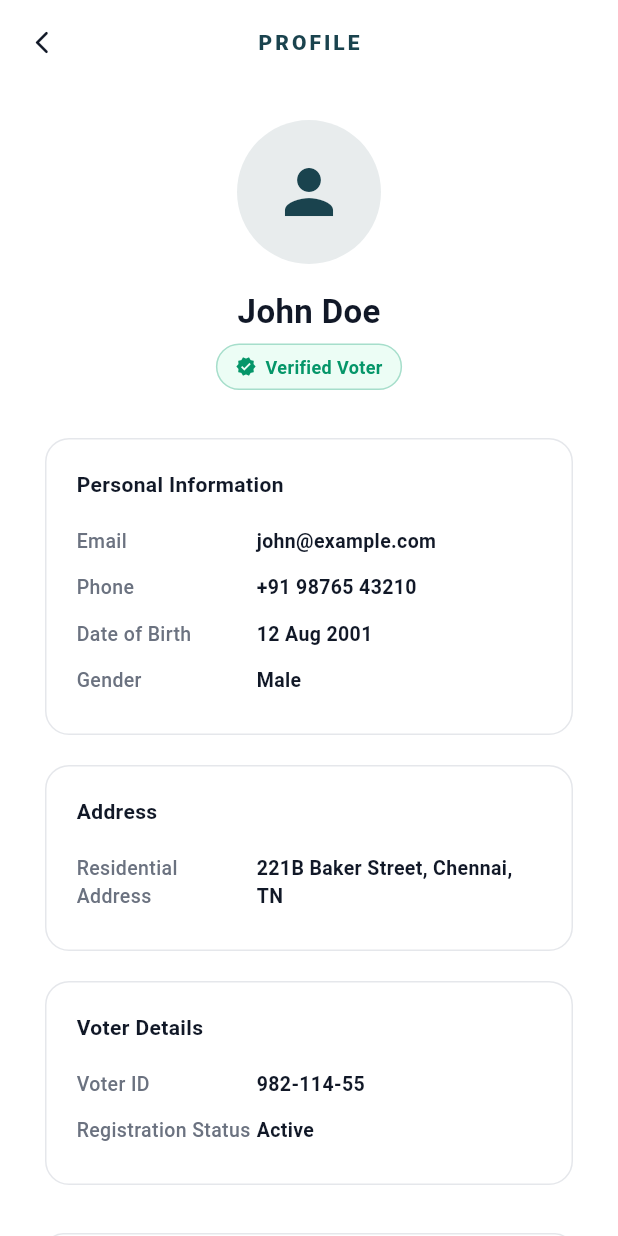
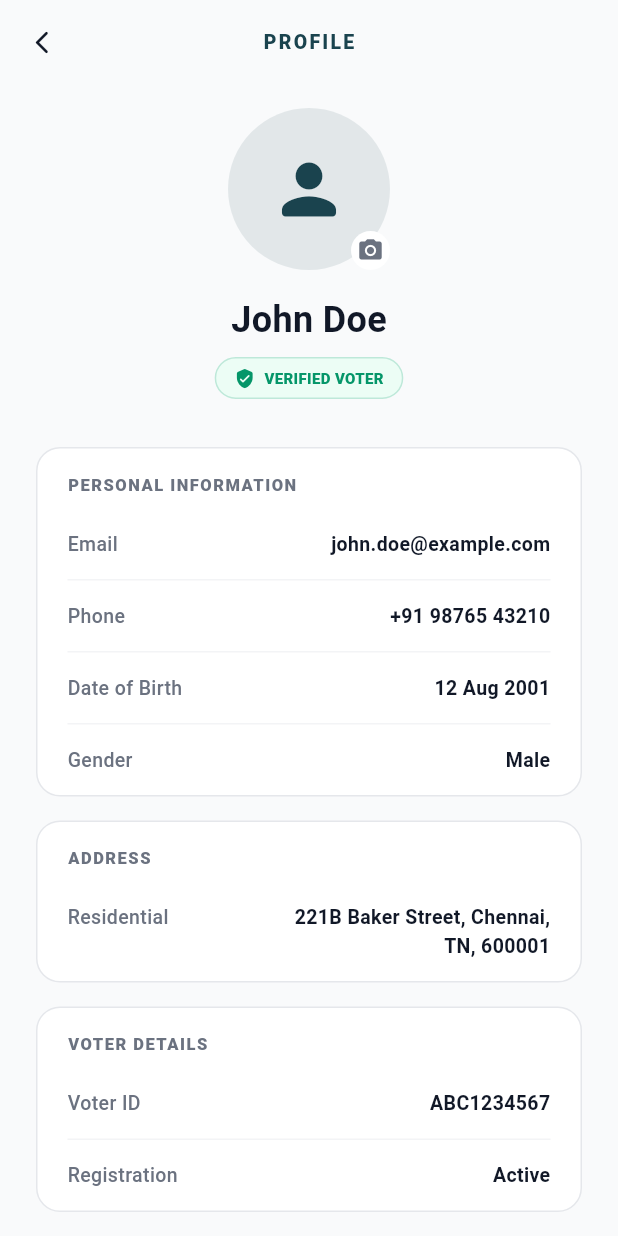
Before and after one commit to Votum-SecurVote/Votum-admin, a Flutter app: the VoterProfileScreen screen opened by its route, on a phone screen of 412 x 824 dp. Run offline on Flutter 3.47's test engine with Material 3 defaults, Android fonts, the phone set to English and light mode, and no system bars; our stand-ins replace file_picker; Roboto replaces fonts that are missing (PublicSans).

Commit message:
a better redesigned ui for profile screen

```diff
--- a/securevote/lib/VoterProfileScreen.dart
+++ b/securevote/lib/VoterProfileScreen.dart
@@ -5,173 +5,119 @@ class VoterProfileScreen extends StatelessWidget {
 
   // Shared Palette
   static const Color brandPrimary = Color(0xFF1A434E);
-  static const Color bgCanvas = Color(0xFFFFFFFF);
+  static const Color bgCanvas = Color(0xFFF9FAFB);
   static const Color textMain = Color(0xFF111827);
   static const Color textSecondary = Color(0xFF6B7280);
   static const Color cardBorder = Color(0xFFE5E7EB);
   static const Color successGreen = Color(0xFF059669);
   static const Color successBg = Color(0xFFECFDF5);
+  static const Color dangerRed = Color(0xFFDC2626);
 
   @override
   Widget build(BuildContext context) {
     return Scaffold(
       backgroundColor: bgCanvas,
       appBar: AppBar(
-        backgroundColor: Colors.transparent,
+        backgroundColor: bgCanvas,
         elevation: 0,
+        scrolledUnderElevation: 0,
         leading: IconButton(
           icon: const Icon(Icons.arrow_back_ios_new_rounded, size: 18),
           color: textMain,
-          onPressed: () => Navigator.pop(context),
+          onPressed: () => Navigator.maybePop(context),
         ),
         centerTitle: true,
         title: const Text(
           "PROFILE",
           style: TextStyle(
             color: brandPrimary,
-            fontSize: 14,
+            fontSize: 13,
             fontWeight: FontWeight.w800,
-            letterSpacing: 2,
+            letterSpacing: 1.5,
           ),
         ),
       ),
       body: Center(
         child: ConstrainedBox(
-          constraints: const BoxConstraints(maxWidth: 400),
+          constraints: const BoxConstraints(maxWidth: 500),
           child: SingleChildScrollView(
-            padding: const EdgeInsets.all(24),
+            physics: const BouncingScrollPhysics(),
+            padding: const EdgeInsets.symmetric(horizontal: 24, vertical: 16),
             child: Column(
               crossAxisAlignment: CrossAxisAlignment.center,
               children: [
-                // Profile Avatar
+                // Profile Avatar Section
+                Stack(
+                  alignment: Alignment.bottomRight,
+                  children: [
                     CircleAvatar(
-                  radius: 48,
+                      radius: 54,
                       backgroundColor: brandPrimary.withOpacity(0.1),
-                  child: const Icon(
-                    Icons.person,
-                    size: 48,
-                    color: brandPrimary,
+                      child: const Icon(Icons.person_rounded, size: 54, color: brandPrimary),
                     ),
-                ),
-
-                const SizedBox(height: 16),
-
-                const Text(
-                  'John Doe',
-                  style: TextStyle(
-                    fontSize: 22,
-                    fontWeight: FontWeight.bold,
-                    color: textMain,
-                  ),
-                ),
-
-                const SizedBox(height: 6),
-
                     Container(
-                  padding:
-                      const EdgeInsets.symmetric(horizontal: 12, vertical: 6),
-                  decoration: BoxDecoration(
-                    color: successBg,
-                    borderRadius: BorderRadius.circular(20),
-                    border: Border.all(
-                      color: successGreen.withOpacity(0.3),
-                    ),
-                  ),
-                  child: const Row(
-                    mainAxisSize: MainAxisSize.min,
-                    children: [
-                      Icon(Icons.verified, size: 14, color: successGreen),
-                      SizedBox(width: 6),
-                      Text(
-                        'Verified Voter',
-                        style: TextStyle(
-                          fontSize: 12,
-                          fontWeight: FontWeight.bold,
-                          color: successGreen,
-                        ),
+                      padding: const EdgeInsets.all(4),
+                      decoration: const BoxDecoration(color: Colors.white, shape: BoxShape.circle),
+                      child: const Icon(Icons.camera_alt, size: 18, color: textSecondary),
                     ),
                   ],
                 ),
+                const SizedBox(height: 16),
+                const Text(
+                  'John Doe',
+                  style: TextStyle(fontSize: 24, fontWeight: FontWeight.bold, color: textMain),
                 ),
-
+                const SizedBox(height: 8),
+                _buildStatusChip(),
                 const SizedBox(height: 32),
 
-                // Info Card
+                // Info Sections
                 _infoCard(
                   title: 'Personal Information',
-                  children: const [
-                    _infoRow('Email', 'john@example.com'),
-                    _infoRow('Phone', '+91 98765 43210'),
-                    _infoRow('Date of Birth', '12 Aug 2001'),
-                    _infoRow('Gender', 'Male'),
+                  children: [
+                    const _InfoRow('Email', 'john.doe@example.com'),
+                    const _InfoRow('Phone', '+91 98765 43210'),
+                    const _InfoRow('Date of Birth', '12 Aug 2001'),
+                    const _InfoRow('Gender', 'Male', isLast: true),
                   ],
                 ),
-
-                const SizedBox(height: 20),
-
+                const SizedBox(height: 16),
                 _infoCard(
                   title: 'Address',
-                  children: const [
-                    _infoRow(
-                      'Residential Address',
-                      '221B Baker Street, Chennai, TN',
+                  children: [
+                    const _InfoRow(
+                      'Residential',
+                      '221B Baker Street, Chennai, TN, 600001',
+                      isLast: true,
                     ),
                   ],
                 ),
-
-                const SizedBox(height: 20),
-
+                const SizedBox(height: 16),
                 _infoCard(
                   title: 'Voter Details',
-                  children: const [
-                    _infoRow('Voter ID', '982-114-55'),
-                    _infoRow('Registration Status', 'Active'),
+                  children: [
+                    const _InfoRow('Voter ID', 'ABC1234567'),
+                    const _InfoRow('Registration', 'Active', isLast: true),
                   ],
                 ),
-
                 const SizedBox(height: 32),
 
                 // Actions
-                SizedBox(
-                  width: double.infinity,
-                  child: OutlinedButton.icon(
+                _buildActionButton(
+                  label: 'Edit Profile',
+                  icon: Icons.edit_outlined,
                   onPressed: () {},
-                    icon: const Icon(Icons.edit),
-                    label: const Text('Edit Profile'),
-                    style: OutlinedButton.styleFrom(
-                      foregroundColor: brandPrimary,
-                      side: const BorderSide(color: cardBorder),
-                      padding: const EdgeInsets.symmetric(vertical: 14),
-                      shape: RoundedRectangleBorder(
-                        borderRadius: BorderRadius.circular(12),
+                  isPrimary: false,
                 ),
+                const SizedBox(height: 12),
+                _buildActionButton(
+                  label: 'Logout',
+                  icon: Icons.logout_rounded,
+                  onPressed: () => Navigator.pushReplacementNamed(context, '/login'),
+                  isPrimary: true,
+                  color: dangerRed,
                 ),
-                  ),
-                ),
-
-                const SizedBox(height: 12),
-
-                SizedBox(
-                  width: double.infinity,
-                  child: ElevatedButton.icon(
-                    onPressed: () {
-                      Navigator.pushNamedAndRemoveUntil(
-                        context,
-                        '/login',
-                        (route) => false,
-                      );
-                    },
-                    icon: const Icon(Icons.logout),
-                    label: const Text('Logout'),
-                    style: ElevatedButton.styleFrom(
-                      backgroundColor: brandPrimary,
-                      padding: const EdgeInsets.symmetric(vertical: 16),
-                      shape: RoundedRectangleBorder(
-                        borderRadius: BorderRadius.circular(12),
-                      ),
-                    ),
-                  ),
-                ),
+                const SizedBox(height: 24),
               ],
             ),
           ),
@@ -180,13 +126,66 @@ class VoterProfileScreen extends StatelessWidget {
     );
   }
 
-  static Widget _infoCard({
-    required String title,
-    required List<Widget> children,
+  Widget _buildStatusChip() {
+    return Container(
+      padding: const EdgeInsets.symmetric(horizontal: 12, vertical: 6),
+      decoration: BoxDecoration(
+        color: successBg,
+        borderRadius: BorderRadius.circular(100),
+        border: Border.all(color: successGreen.withOpacity(0.2)),
+      ),
+      child: const Row(
+        mainAxisSize: MainAxisSize.min,
+        children: [
+          Icon(Icons.verified_user_rounded, size: 14, color: successGreen),
+          SizedBox(width: 6),
+          Text(
+            'VERIFIED VOTER',
+            style: TextStyle(fontSize: 10, fontWeight: FontWeight.w800, color: successGreen),
+          ),
+        ],
+      ),
+    );
+  }
+
+  Widget _buildActionButton({
+    required String label,
+    required IconData icon,
+    required VoidCallback onPressed,
+    required bool isPrimary,
+    Color? color,
   }) {
+    final themeColor = color ?? brandPrimary;
+    return SizedBox(
+      width: double.infinity,
+      child: isPrimary
+          ? ElevatedButton.icon(
+              onPressed: onPressed,
+              icon: Icon(icon, size: 20, color: Colors.white),
+              label: Text(label, style: const TextStyle(fontWeight: FontWeight.w600, color: Colors.white)),
+              style: ElevatedButton.styleFrom(
+                backgroundColor: themeColor,
+                padding: const EdgeInsets.symmetric(vertical: 16),
+                shape: RoundedRectangleBorder(borderRadius: BorderRadius.circular(12)),
+                elevation: 0,
+              ),
+            )
+          : OutlinedButton.icon(
+              onPressed: onPressed,
+              icon: Icon(icon, size: 20, color: themeColor),
+              label: Text(label, style: TextStyle(fontWeight: FontWeight.w600, color: themeColor)),
+              style: OutlinedButton.styleFrom(
+                side: BorderSide(color: themeColor.withOpacity(0.5)),
+                padding: const EdgeInsets.symmetric(vertical: 16),
+                shape: RoundedRectangleBorder(borderRadius: BorderRadius.circular(12)),
+              ),
+            ),
+    );
+  }
+
+  static Widget _infoCard({required String title, required List<Widget> children}) {
     return Container(
       width: double.infinity,
-      padding: const EdgeInsets.all(20),
       decoration: BoxDecoration(
         borderRadius: BorderRadius.circular(16),
         border: Border.all(color: cardBorder),
@@ -195,15 +194,13 @@ class VoterProfileScreen extends StatelessWidget {
       child: Column(
         crossAxisAlignment: CrossAxisAlignment.start,
         children: [
-          Text(
-            title,
-            style: const TextStyle(
-              fontSize: 14,
-              fontWeight: FontWeight.bold,
-              color: textMain,
+          Padding(
+            padding: const EdgeInsets.only(left: 20, top: 16, bottom: 8),
+            child: Text(
+              title.toUpperCase(),
+              style: const TextStyle(fontSize: 11, fontWeight: FontWeight.w800, color: textSecondary, letterSpacing: 1),
             ),
           ),
-          const SizedBox(height: 12),
           ...children,
         ],
       ),
@@ -211,42 +208,42 @@ class VoterProfileScreen extends StatelessWidget {
   }
 }
 
-class _infoRow extends StatelessWidget {
+class _InfoRow extends StatelessWidget {
   final String label;
   final String value;
+  final bool isLast;
 
-  const _infoRow(this.label, this.value);
+  const _InfoRow(this.label, this.value, {this.isLast = false});
 
   @override
   Widget build(BuildContext context) {
-    return Padding(
-      padding: const EdgeInsets.symmetric(vertical: 6),
+    return Column(
+      children: [
+        Padding(
+          padding: const EdgeInsets.symmetric(horizontal: 20, vertical: 14),
           child: Row(
             crossAxisAlignment: CrossAxisAlignment.start,
             children: [
-          SizedBox(
-            width: 120,
+              Expanded(
+                flex: 3,
                 child: Text(
                   label,
-              style: const TextStyle(
-                fontSize: 13,
-                color: Color(0xFF6B7280),
-                fontWeight: FontWeight.w500,
-              ),
+                  style: const TextStyle(fontSize: 13, color: Color(0xFF6B7280), fontWeight: FontWeight.w500),
                 ),
               ),
               Expanded(
+                flex: 4,
                 child: Text(
                   value,
-              style: const TextStyle(
-                fontSize: 13,
-                fontWeight: FontWeight.w600,
-                color: Color(0xFF111827),
-              ),
+                  textAlign: TextAlign.right,
+                  style: const TextStyle(fontSize: 13, fontWeight: FontWeight.w600, color: Color(0xFF111827)),
                 ),
               ),
             ],
           ),
+        ),
+        if (!isLast) const Divider(height: 1, indent: 20, endIndent: 20, color: Color(0xFFF3F4F6)),
+      ],
     );
   }
 }
```
Lines whose indentation alone changed are shown as unchanged.
